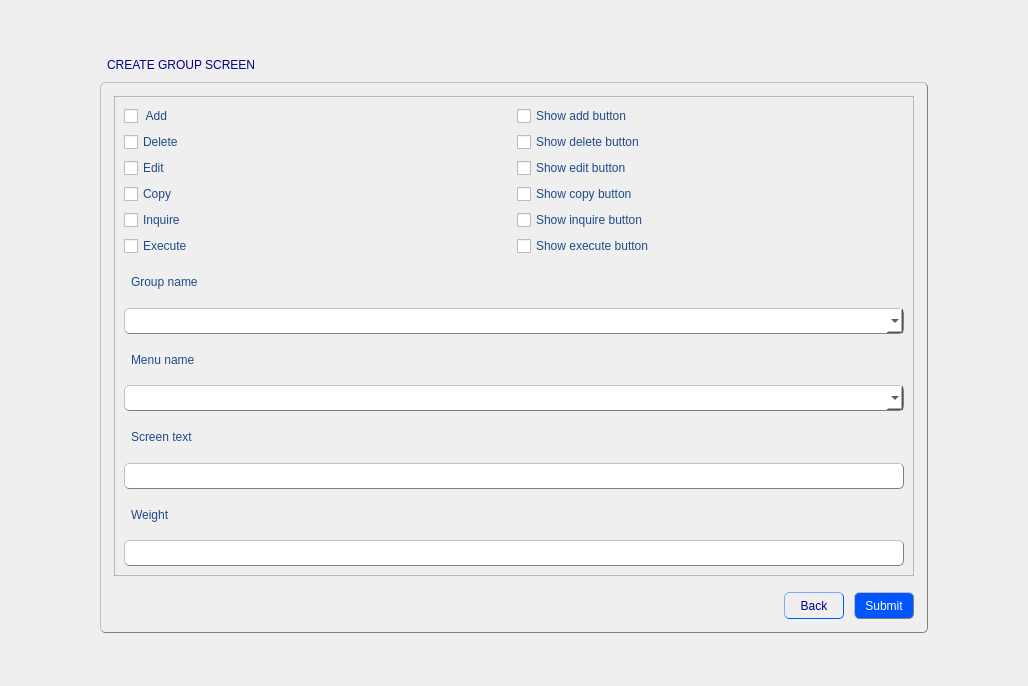
Above: Builder/Builder/creategroupscreenform.ui from Rork96/QtProjects before the change. Below: the same form after it.
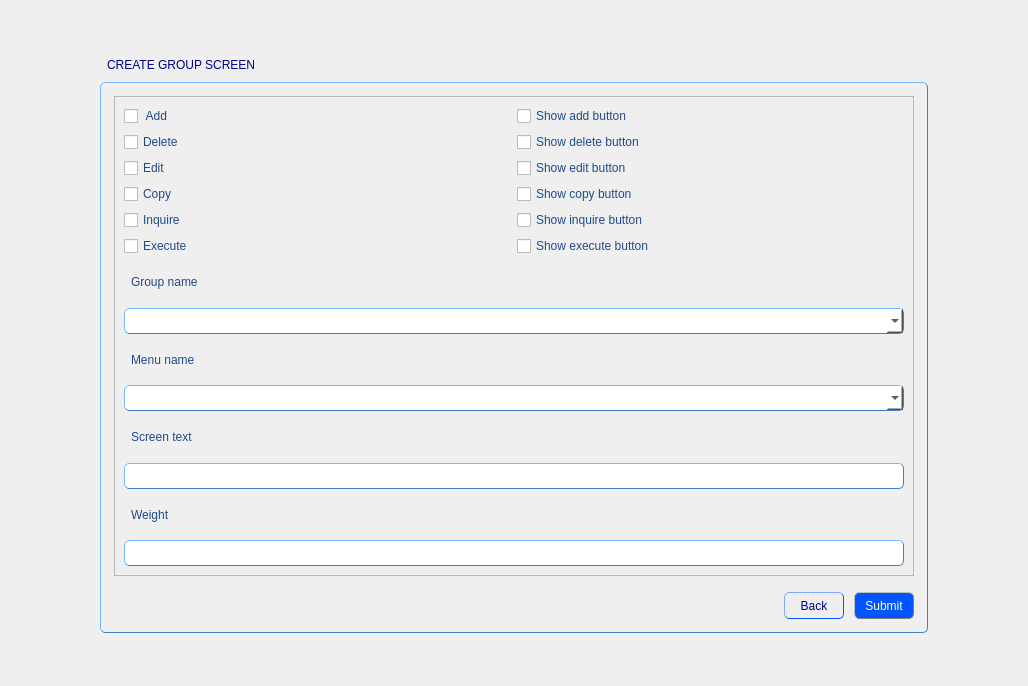
That is the form after the change.

```diff
--- a/Builder/Builder/creategroupscreenform.ui
+++ b/Builder/Builder/creategroupscreenform.ui
@@ -17,7 +17,7 @@
    <string notr="true">QGroupBox {
                color: black;
                padding: 4px;
-               border: 1px solid grey; 
+               border: 1px solid rgb(63, 127, 191); 
                border-radius: 5px;
                border-style: outset;
               }
@@ -25,7 +25,7 @@
                color: blue;
                padding: 4px;
                border-radius: 5px;
-               border: 1px solid grey; 
+               border: 1px solid rgb(63, 127, 191); 
                border-style: outset;
 	           font: 11pt &quot;MS Shell Dlg 2&quot;;
               }
@@ -46,7 +46,7 @@
 QLineEdit {
                color: black;
                padding: 4px;
-               border: 1px solid grey; 
+               border: 1px solid rgb(63, 127, 191); 
                border-radius: 5px;
                border-style: outset;
 	           font: 10pt &quot;MS Shell Dlg 2&quot;;
@@ -54,7 +54,7 @@
 QComboBox {
 			   color: black;
                padding: 4px;
-               border: 1px solid grey; 
+               border: 1px solid rgb(63, 127, 191); 
                border-radius: 5px;
                border-style: outset;
                font: 9pt &quot;MS Shell Dlg 2&quot;;
@@ -63,7 +63,7 @@
 QTextEdit {
                color: black;
                padding: 4px;
-               border: 1px solid grey; 
+               border: 1px solid rgb(63, 127, 191); 
                border-radius: 5px;
                border-style: outset;
 	           font: 10pt &quot;MS Shell Dlg 2&quot;;
@@ -71,7 +71,7 @@
 QSpinBox {
                color: black;
                padding: 4px;
-               border: 1px solid grey; 
+               border: 1px solid rgb(63, 127, 191); 
                border-radius: 5px;
                border-style: outset;
 	           font: 10pt &quot;MS Shell Dlg 2&quot;;
@@ -79,7 +79,7 @@
 QListView {
                color: black;
                padding: 4px;
-               border: 1px solid grey; 
+               border: 1px solid rgb(63, 127, 191); 
                border-radius: 5px;
                border-style: outset;
 	           font: 10pt &quot;MS Shell Dlg 2&quot;;
```
